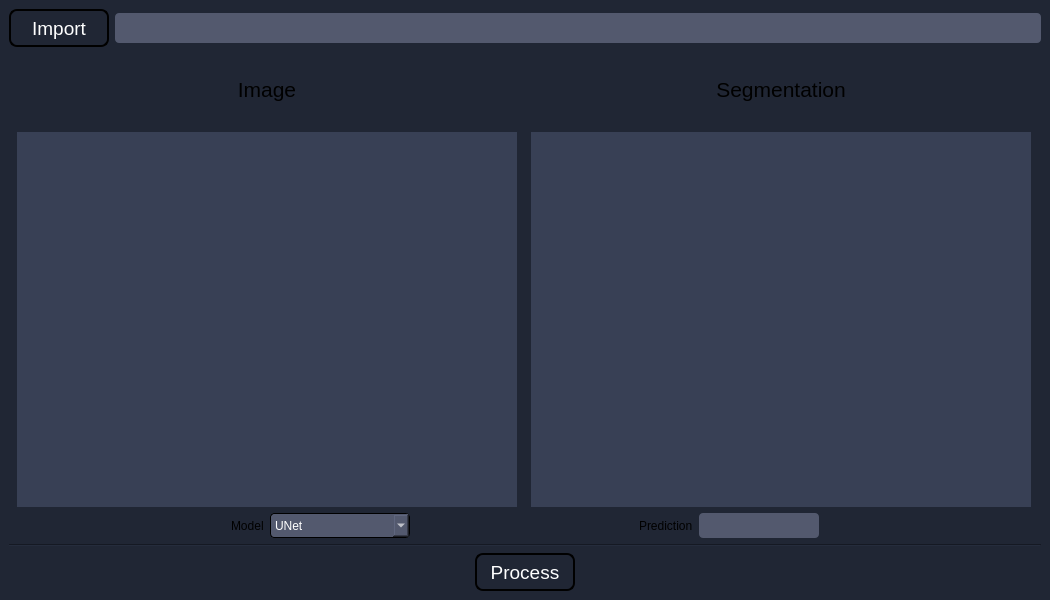
The window that qt_main.ui (KevinPan2021/Semantic-Segmentation-UNet) describes before a commit, drawn with Qt 5.
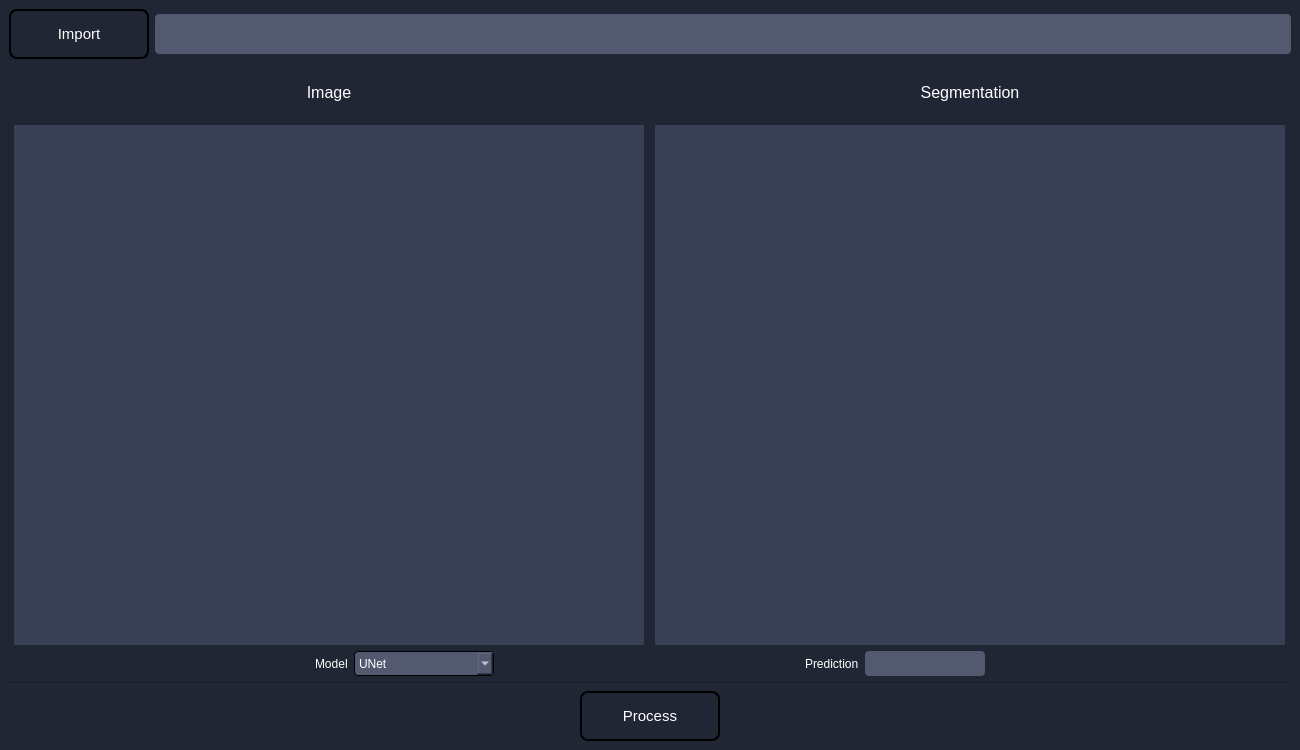
The same window after the commit.

The edit to the form file:
```diff
--- a/qt_main.ui
+++ b/qt_main.ui
@@ -6,20 +6,20 @@
    <rect>
     <x>0</x>
     <y>0</y>
-    <width>1050</width>
-    <height>600</height>
+    <width>1300</width>
+    <height>750</height>
    </rect>
   </property>
   <property name="minimumSize">
    <size>
-    <width>1050</width>
-    <height>600</height>
+    <width>1300</width>
+    <height>750</height>
    </size>
   </property>
   <property name="maximumSize">
    <size>
-    <width>1050</width>
-    <height>600</height>
+    <width>1300</width>
+    <height>750</height>
    </size>
   </property>
   <property name="mouseTracking">
@@ -37,14 +37,14 @@
   <widget class="QWidget" name="centralwidget">
    <property name="minimumSize">
     <size>
-     <width>1050</width>
-     <height>600</height>
+     <width>1300</width>
+     <height>750</height>
     </size>
    </property>
    <property name="maximumSize">
     <size>
-     <width>1050</width>
-     <height>600</height>
+     <width>1300</width>
+     <height>750</height>
     </size>
    </property>
    <property name="mouseTracking">
@@ -62,19 +62,19 @@
          <widget class="QToolButton" name="toolButton_import">
           <property name="minimumSize">
            <size>
-            <width>100</width>
-            <height>38</height>
+            <width>140</width>
+            <height>50</height>
            </size>
           </property>
           <property name="maximumSize">
            <size>
-            <width>100</width>
-            <height>38</height>
+            <width>140</width>
+            <height>50</height>
            </size>
           </property>
           <property name="font">
            <font>
-            <pointsize>14</pointsize>
+            <pointsize>11</pointsize>
            </font>
           </property>
           <property name="styleSheet">
@@ -99,9 +99,20 @@
           <property name="minimumSize">
            <size>
             <width>0</width>
-            <height>30</height>
+            <height>40</height>
            </size>
           </property>
+          <property name="maximumSize">
+           <size>
+            <width>16777215</width>
+            <height>16777215</height>
+           </size>
+          </property>
+          <property name="font">
+           <font>
+            <pointsize>7</pointsize>
+           </font>
+          </property>
           <property name="styleSheet">
            <string notr="true">QLineEdit {
 	border-radius: 4px;
@@ -129,9 +140,12 @@
            <widget class="QLabel" name="label_3">
             <property name="font">
              <font>
-              <pointsize>16</pointsize>
+              <pointsize>12</pointsize>
              </font>
             </property>
+            <property name="styleSheet">
+             <string notr="true">color:white;</string>
+            </property>
             <property name="text">
              <string>Image</string>
             </property>
@@ -144,14 +158,14 @@
            <widget class="QLabel" name="label_image">
             <property name="minimumSize">
              <size>
-              <width>500</width>
-              <height>375</height>
+              <width>630</width>
+              <height>520</height>
              </size>
             </property>
             <property name="maximumSize">
              <size>
-              <width>500</width>
-              <height>375</height>
+              <width>630</width>
+              <height>520</height>
              </size>
             </property>
             <property name="autoFillBackground">
@@ -176,9 +190,12 @@
            <widget class="QLabel" name="label_4">
             <property name="font">
              <font>
-              <pointsize>16</pointsize>
+              <pointsize>12</pointsize>
              </font>
             </property>
+            <property name="styleSheet">
+             <string notr="true">color:white;</string>
+            </property>
             <property name="text">
              <string>Segmentation</string>
             </property>
@@ -191,14 +208,14 @@
            <widget class="QLabel" name="label_heatmap">
             <property name="minimumSize">
              <size>
-              <width>500</width>
-              <height>375</height>
+              <width>630</width>
+              <height>520</height>
              </size>
             </property>
             <property name="maximumSize">
              <size>
-              <width>500</width>
-              <height>375</height>
+              <width>630</width>
+              <height>520</height>
              </size>
             </property>
             <property name="cursor">
@@ -242,6 +259,9 @@
         </item>
         <item>
          <widget class="QLabel" name="label_6">
+          <property name="styleSheet">
+           <string notr="true">color:white;</string>
+          </property>
           <property name="text">
            <string>Model</string>
           </property>
@@ -300,6 +320,9 @@
         </item>
         <item>
          <widget class="QLabel" name="label_5">
+          <property name="styleSheet">
+           <string notr="true">color:white;</string>
+          </property>
           <property name="text">
            <string>Prediction</string>
           </property>
@@ -370,19 +393,19 @@
          <widget class="QToolButton" name="toolButton_process">
           <property name="minimumSize">
            <size>
-            <width>100</width>
-            <height>38</height>
+            <width>140</width>
+            <height>50</height>
            </size>
           </property>
           <property name="maximumSize">
            <size>
-            <width>100</width>
-            <height>38</height>
+            <width>140</width>
+            <height>50</height>
            </size>
           </property>
           <property name="font">
            <font>
-            <pointsize>14</pointsize>
+            <pointsize>11</pointsize>
            </font>
           </property>
           <property name="styleSheet">
```
